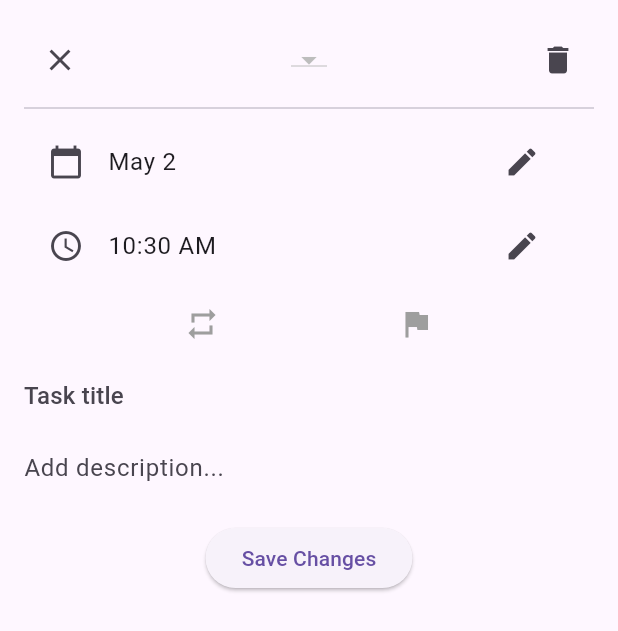
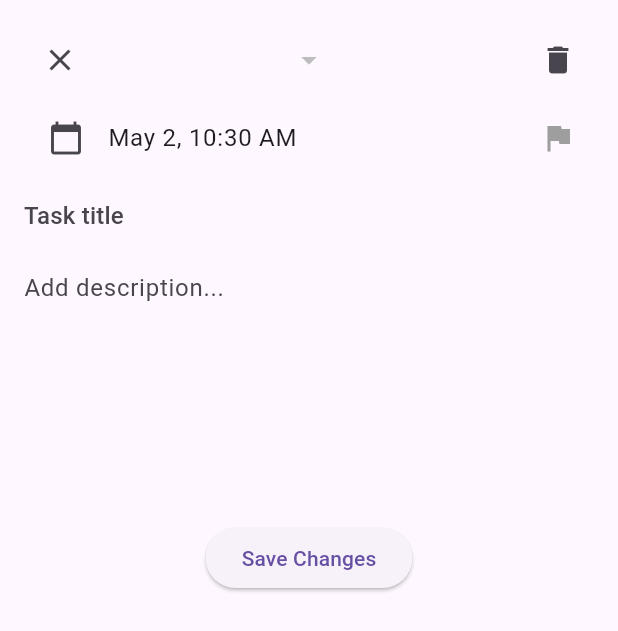
Before and after one commit to Sleusnarmed/habit_tracker, a Flutter app: the TaskDetailSheet widget shown alone on an empty page, opened directly with empty values, on a phone screen of 412 x 824 dp. Shown: the top 631 px of the screen. Run offline on Flutter 3.47's test engine with Material 3 defaults, Android fonts, the phone set to English and light mode, and no system bars; our stand-ins replace hive, hive_flutter, table_calendar; accounts and stored records are empty.

Commit message:
added advancedDatePicker into taskDetailSheet and changed the priority picker

```diff
--- a/lib/widgets/task_detail_sheet.dart
+++ b/lib/widgets/task_detail_sheet.dart
@@ -1,6 +1,7 @@
 import 'package:flutter/material.dart';
 import 'package:intl/intl.dart';
 import '../models/task.dart';
+import 'advanced_date_picker.dart';
 
 class TaskDetailSheet extends StatefulWidget {
   final Task task;
@@ -26,7 +27,6 @@ class _TaskDetailSheetState extends State<TaskDetailSheet> {
   late final TextEditingController _descController;
   final _dateFormat = DateFormat('MMM d');
 
-
   @override
   void initState() {
     super.initState();
@@ -42,40 +42,34 @@ class _TaskDetailSheetState extends State<TaskDetailSheet> {
     super.dispose();
   }
 
-
-  Future<void> _selectDate() async {
-    final picked = await showDatePicker(
+  void _showAdvancedDatePicker() {
+    showModalBottomSheet(
       context: context,
-      initialDate: _editedTask.dueDate ?? DateTime.now(),
-      firstDate: DateTime.now(),
-      lastDate: DateTime(2100),
+      isScrollControlled: true,
+      builder:
+          (context) => AdvancedDatePicker(
+            initialDate: _editedTask.dueDate,
+            initialTime: _editedTask.startTime,
+            initialRepetition: _editedTask.repetition,
+            onDateSelected: (date) {
+              setState(() {
+                _editedTask = _editedTask.copyWith(dueDate: date);
+              });
+            },
+            onTimeSelected: (time) {
+              setState(() {
+                _editedTask = _editedTask.copyWith(startTime: time);
+              });
+            },
+            onRepetitionChanged: (repetition) {
+              setState(() {
+                _editedTask = _editedTask.copyWith(repetition: repetition);
+              });
+            },
+            onSave: () => Navigator.pop(context),
+            onCancel: () => Navigator.pop(context),
+          ),
     );
-
-    if (picked == null) return;
-
-    setState(() {
-      _editedTask = _editedTask.copyWith(dueDate: picked);
-    });
-  }
-
-  Future<void> _selectTime() async {
-    final initialTime = _editedTask.startTime ?? TimeOfDay.now();
-    final picked = await showTimePicker(
-      context: context,
-      initialTime: initialTime,
-    );
-
-    if (picked == null) return;
-
-    setState(() {
-      _editedTask = _editedTask.copyWith(startTime: picked);
-    });
-  }
-
-  void _cycleEnum<T>(List<T> values, T current, Function(T) update) {
-    final currentIndex = values.indexOf(current);
-    final nextIndex = (currentIndex + 1) % values.length;
-    update(values[nextIndex]);
   }
 
   void _saveChanges() {
@@ -97,6 +91,15 @@ class _TaskDetailSheetState extends State<TaskDetailSheet> {
     };
   }
 
+  String _getPriorityText(TaskPriority priority) {
+    return switch (priority) {
+      TaskPriority.high => 'High',
+      TaskPriority.medium => 'Medium',
+      TaskPriority.low => 'Low',
+      TaskPriority.none => 'None',
+    };
+  }
+
   @override
   Widget build(BuildContext context) {
     return Container(
@@ -109,8 +112,7 @@ class _TaskDetailSheetState extends State<TaskDetailSheet> {
       child: Column(
         children: [
           _buildHeaderRow(),
-          const Divider(),
-          _buildDateAndTimeRow(),
+          _buildDateTimeAndPriorityRow(),
           _buildTitleField(),
           _buildDescriptionField(),
           _buildSaveButton(),
@@ -136,79 +138,63 @@ class _TaskDetailSheetState extends State<TaskDetailSheet> {
   Widget _buildCategoryDropdown() {
     return DropdownButton<String>(
       value: _editedTask.category,
-      items: widget.categories
+      items:
+          widget.categories
               .where((c) => c != 'All')
-          .map((category) => DropdownMenuItem(
-                value: category,
-                child: Text(category),
-              ))
+              .map(
+                (category) =>
+                    DropdownMenuItem(value: category, child: Text(category)),
+              )
               .toList(),
       onChanged: (value) {
         if (value != null) {
           setState(() => _editedTask = _editedTask.copyWith(category: value));
         }
       },
+      underline: SizedBox(),
     );
   }
 
-  Widget _buildDateAndTimeRow() {
-    return Column(
+  Widget _buildDateTimeAndPriorityRow() {
+    return Row(
       children: [
-        ListTile(
+        Expanded(
+          child: ListTile(
             leading: const Icon(Icons.calendar_today),
-          title: Text(_editedTask.dueDate != null
-              ? _dateFormat.format(_editedTask.dueDate!)
-              : 'No date set'),
-          trailing: IconButton(
-            icon: const Icon(Icons.edit),
-            onPressed: _selectDate,
+            title: Text(
+              _editedTask.dueDate != null
+                  ? _editedTask.startTime != null
+                      ? '${_dateFormat.format(_editedTask.dueDate!)}, ${_editedTask.startTime!.format(context)}'
+                      : _dateFormat.format(_editedTask.dueDate!)
+                  : 'No date/time set',
             ),
-          onTap: _selectDate,
-        ),
-        if (_editedTask.dueDate != null)
-          ListTile(
-            leading: const Icon(Icons.access_time),
-            title: Text(_editedTask.startTime != null
-                ? _editedTask.startTime!.format(context)
-                : 'No time set'),
-            trailing: IconButton(
-              icon: const Icon(Icons.edit),
-              onPressed: _selectTime,
-            ),
-            onTap: _selectTime,
-          ),
-        Row(
-          mainAxisAlignment: MainAxisAlignment.spaceEvenly,
-          children: [
-            IconButton(
-              icon: Icon(
-                Icons.repeat,
-                color: _editedTask.repetition != TaskRepetition.never
-                    ? Colors.blue
-                    : Colors.grey,
-              ),
-              onPressed: () => _cycleEnum(
-                TaskRepetition.values,
-                _editedTask.repetition,
-                (value) => setState(
-                  () => _editedTask = _editedTask.copyWith(repetition: value),
+            onTap: _showAdvancedDatePicker,
           ),
         ),
-            ),
-            IconButton(
+        PopupMenuButton<TaskPriority>(
           icon: Icon(
             Icons.flag,
             color: _getPriorityColor(_editedTask.priority),
           ),
-              onPressed: () => _cycleEnum(
-                TaskPriority.values,
-                _editedTask.priority,
-                (value) => setState(
-                  () => _editedTask = _editedTask.copyWith(priority: value),
+          onSelected: (priority) {
+            setState(() {
+              _editedTask = _editedTask.copyWith(priority: priority);
+            });
+          },
+          itemBuilder:
+              (context) =>
+                  TaskPriority.values.map((priority) {
+                    return PopupMenuItem<TaskPriority>(
+                      value: priority,
+                      child: Row(
+                        children: [
+                          Icon(Icons.flag, color: _getPriorityColor(priority)),
+                          const SizedBox(width: 8),
+                          Text(_getPriorityText(priority)),
+                        ],
                       ),
-              ),
-            ),
-          ],
+                    );
+                  }).toList(),
         ),
       ],
     );
@@ -222,7 +208,8 @@ class _TaskDetailSheetState extends State<TaskDetailSheet> {
         hintText: 'Task title',
       ),
       style: Theme.of(context).textTheme.titleMedium,
-      onChanged: (value) =>
+      onChanged:
+          (value) =>
               setState(() => _editedTask = _editedTask.copyWith(title: value)),
     );
   }
@@ -236,8 +223,10 @@ class _TaskDetailSheetState extends State<TaskDetailSheet> {
           hintText: 'Add description...',
         ),
         maxLines: null,
-        onChanged: (value) =>
-            setState(() => _editedTask = _editedTask.copyWith(description: value)),
+        onChanged:
+            (value) => setState(
+              () => _editedTask = _editedTask.copyWith(description: value),
+            ),
       ),
     );
   }
```
Lines whose indentation alone changed are shown as unchanged.
